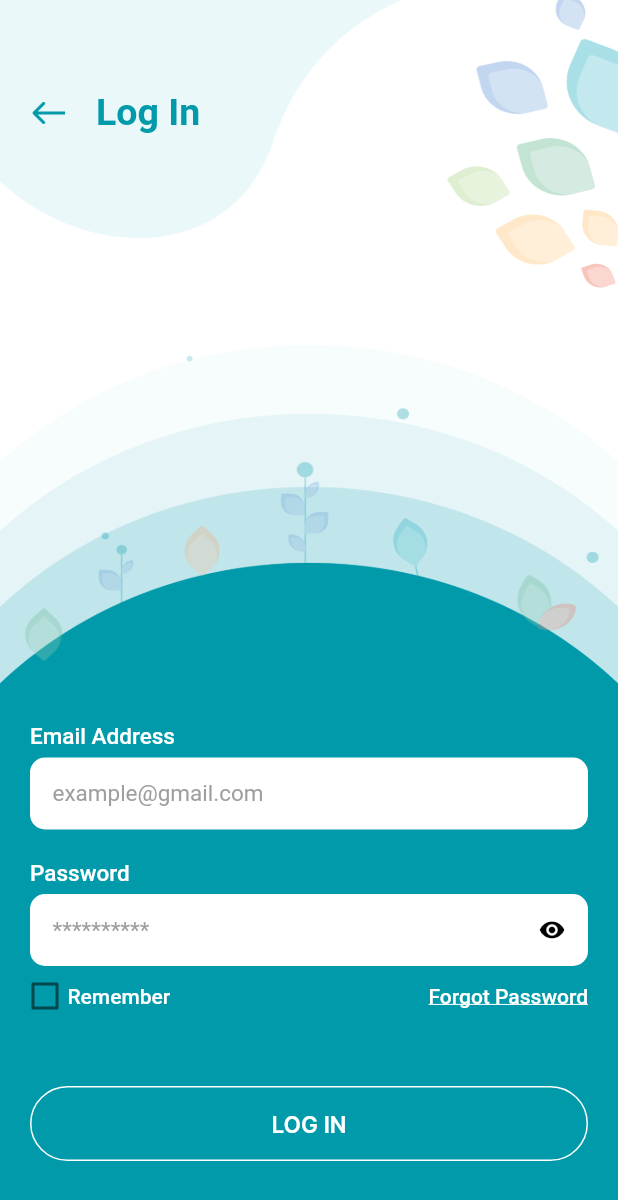
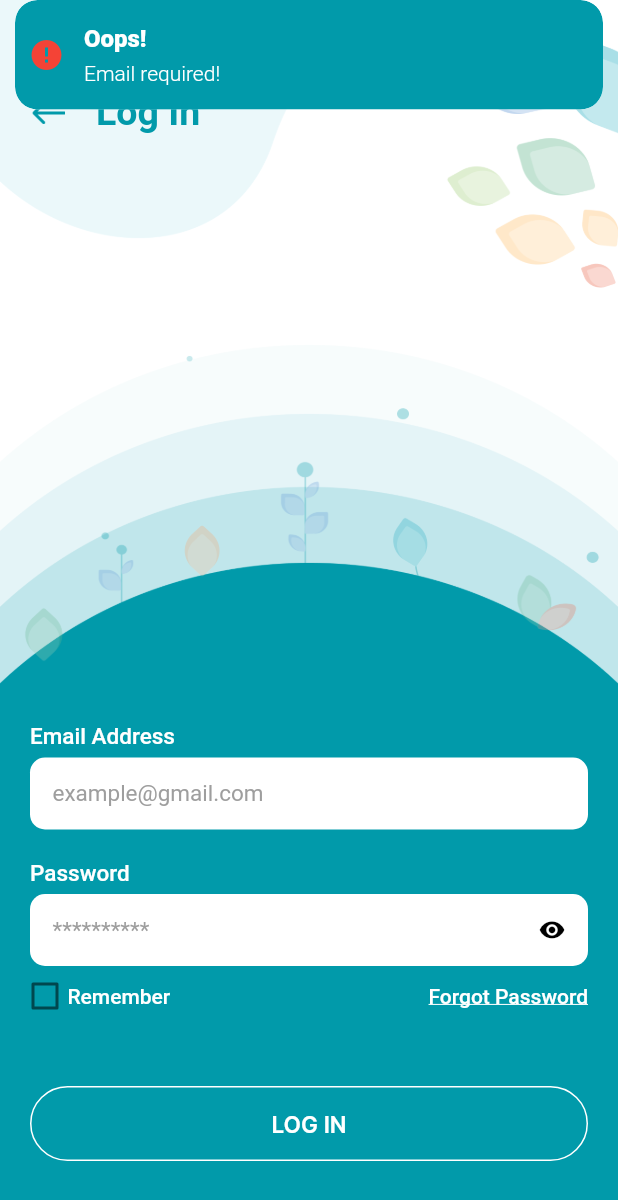
Before and after one commit to kevaldudhatra/sarvamApp, a Flutter app: the LoginScreen screen opened by its route, after a tap on the "visibility off" icon, after a tap on "LOG IN", on a phone screen of 412 x 824 dp. Shown: the top 1200 px of the screen. Run offline on Flutter 3.47's test engine with Material 2 defaults, Android fonts, the phone set to English and light mode, and no system bars; our stand-ins replace file_picker, get, get_storage, lottie; accounts and stored records are empty.

Commit message:
[+] Fixed the Ui changes.

```diff
--- a/lib/screens/forgotPasswordScreen/forgot_screen_controller.dart
+++ b/lib/screens/forgotPasswordScreen/forgot_screen_controller.dart
@@ -25,10 +25,10 @@ class ForgotPasswordScreenController extends GetxController {
     }
     var data = jsonDecode(response.body);
     if (response.statusCode == 200 && data["Success"] == true) {
-      Get.to(() => const ResetPasswordScreen(),arguments: [email,data["Tag"]]);
-      Get.snackbar("Success", "Email OTP sending successfully", icon: const Icon(Icons.done, color: Colors.white), duration: const Duration(seconds: 2), colorText: Colors.white, snackPosition: SnackPosition.TOP, backgroundColor: backgroundCyan);
+      Get.to(() => const ResetPasswordScreen(), arguments: [email, data["Tag"]]);
+      Get.snackbar("Success", "Email OTP sending successfully", icon: const Icon(Icons.done, color: Colors.white), colorText: Colors.white, snackPosition: SnackPosition.TOP, backgroundColor: backgroundCyan);
     } else {
-      Get.snackbar("Oops!", "Email OTP sending failed", icon: const Icon(Icons.error, color: Colors.red), duration: const Duration(seconds: 1), colorText: Colors.white, snackPosition: SnackPosition.TOP, backgroundColor: backgroundCyan);
+      Get.snackbar("Oops!", "Email OTP sending failed", icon: const Icon(Icons.error, color: Colors.red), colorText: Colors.white, snackPosition: SnackPosition.TOP, backgroundColor: backgroundCyan);
     }
   }
 }
--- a/lib/screens/forgotPasswordScreen/forgot_screen_view.dart
+++ b/lib/screens/forgotPasswordScreen/forgot_screen_view.dart
@@ -92,9 +92,9 @@ class _ForgotPasswordScreenState extends State<ForgotPasswordScreen> {
                               buttonColor: Colors.transparent,
                               onTap: () {
                                 if (email.text.toString().isEmpty) {
-                                  Get.snackbar("Oops!", "Email required!", icon: const Icon(Icons.error, color: Colors.red), duration: const Duration(seconds: 1), colorText: Colors.white, snackPosition: SnackPosition.TOP, backgroundColor: backgroundCyan);
+                                  Get.snackbar("Oops!", "Email required!", icon: const Icon(Icons.error, color: Colors.red), colorText: Colors.white, snackPosition: SnackPosition.TOP, backgroundColor: backgroundCyan);
                                 } else if (!isValidEmail.hasMatch(email.text.toString())) {
-                                  Get.snackbar("Oops!", "Enter valid email address!", icon: const Icon(Icons.error, color: Colors.red), duration: const Duration(seconds: 1), colorText: Colors.white, snackPosition: SnackPosition.TOP, backgroundColor: backgroundCyan);
+                                  Get.snackbar("Oops!", "Enter valid email address!", icon: const Icon(Icons.error, color: Colors.red), colorText: Colors.white, snackPosition: SnackPosition.TOP, backgroundColor: backgroundCyan);
                                 } else {
                                   forgotPasswordScreenController.forgotPassword(email.text.trim().toString());
                                 }
--- a/lib/screens/loginScreen/login_screen_controller.dart
+++ b/lib/screens/loginScreen/login_screen_controller.dart
@@ -32,7 +32,7 @@ class LoginScreenController extends GetxController {
       Get.toNamed(Routes.HOME_SCREEN);
     } else {
       storage.erase();
-      Get.snackbar("Oops!", "Please enter valid login credential", icon: const Icon(Icons.error, color: Colors.red), duration: const Duration(seconds: 1), colorText: Colors.white, snackPosition: SnackPosition.TOP, backgroundColor: backgroundCyan);
+      Get.snackbar("Oops!", "Please enter valid login credential", icon: const Icon(Icons.error, color: Colors.red), colorText: Colors.white, snackPosition: SnackPosition.TOP, backgroundColor: backgroundCyan);
     }
   }
 }
--- a/lib/screens/loginScreen/login_screen_view.dart
+++ b/lib/screens/loginScreen/login_screen_view.dart
@@ -22,8 +22,7 @@ class _LoginScreenState extends State<LoginScreen> {
   final storage = GetStorage();
   TextEditingController email = TextEditingController();
   TextEditingController password = TextEditingController();
-  RegExp isValidEmail = RegExp(
-      r'^(([^<>()[\]\\.,;:\s@\"]+(\.[^<>()[\]\\.,;:\s@\"]+)*)|(\".+\"))@((\[[0-9]{1,3}\.[0-9]{1,3}\.[0-9]{1,3}\.[0-9]{1,3}\])|(([a-zA-Z\-0-9]+\.)+[a-zA-Z]{2,}))$');
+  RegExp isValidEmail = RegExp(r'^(([^<>()[\]\\.,;:\s@\"]+(\.[^<>()[\]\\.,;:\s@\"]+)*)|(\".+\"))@((\[[0-9]{1,3}\.[0-9]{1,3}\.[0-9]{1,3}\.[0-9]{1,3}\])|(([a-zA-Z\-0-9]+\.)+[a-zA-Z]{2,}))$');
   LoginScreenController loginScreenController = Get.put(LoginScreenController());
 
   void passwordHideShow() {
@@ -114,11 +113,7 @@ class _LoginScreenState extends State<LoginScreen> {
                               ),
                               Positioned(
                                 right: 15,
-                                child: GestureDetector(
-                                    onTap: passwordHideShow,
-                                    child: Icon(obscuredText ? Icons.visibility_off_rounded : Icons.visibility_rounded,
-                                        color: Colors.black, size: 18)
-                                ),
+                                child: GestureDetector(onTap: passwordHideShow, child: Icon(obscuredText ? Icons.visibility_off_rounded : Icons.visibility_rounded, color: Colors.black, size: 18)),
                               )
                             ],
                           ),
@@ -153,8 +148,7 @@ class _LoginScreenState extends State<LoginScreen> {
                                 },
                                 child: const Text(
                                   "Forgot Password",
-                                  style: TextStyle(
-                                      fontSize: 14, fontFamily: ROBOTO_MEDIUM, color: backgroundWhite, decoration: TextDecoration.underline),
+                                  style: TextStyle(fontSize: 14, fontFamily: ROBOTO_MEDIUM, color: backgroundWhite, decoration: TextDecoration.underline),
                                 ),
                               ),
                             ],
@@ -170,26 +164,11 @@ class _LoginScreenState extends State<LoginScreen> {
                               buttonColor: Colors.transparent,
                               onTap: () async {
                                 if (email.text.toString().isEmpty) {
-                                  Get.snackbar("Oops!", "Email required!",
-                                      icon: const Icon(Icons.error, color: Colors.red),
-                                      duration: const Duration(seconds: 1),
-                                      colorText: Colors.white,
-                                      snackPosition: SnackPosition.TOP,
-                                      backgroundColor: backgroundCyan);
+                                  Get.snackbar("Oops!", "Email required!", icon: const Icon(Icons.error, color: Colors.red), colorText: Colors.white, snackPosition: SnackPosition.TOP, backgroundColor: backgroundCyan);
                                 } else if (!isValidEmail.hasMatch(email.text.toString())) {
-                                  Get.snackbar("Oops!", "Enter valid email address!",
-                                      icon: const Icon(Icons.error, color: Colors.red),
-                                      duration: const Duration(seconds: 1),
-                                      colorText: Colors.white,
-                                      snackPosition: SnackPosition.TOP,
-                                      backgroundColor: backgroundCyan);
+                                  Get.snackbar("Oops!", "Enter valid email address!", icon: const Icon(Icons.error, color: Colors.red), colorText: Colors.white, snackPosition: SnackPosition.TOP, backgroundColor: backgroundCyan);
                                 } else if (password.text.toString().isEmpty || password.text.length < 6) {
-                                  Get.snackbar("Oops!", "You have to enter at least 6 digit password!",
-                                      icon: const Icon(Icons.error, color: Colors.red),
-                                      duration: const Duration(seconds: 1),
-                                      colorText: Colors.white,
-                                      snackPosition: SnackPosition.TOP,
-                                      backgroundColor: backgroundCyan);
+                                  Get.snackbar("Oops!", "You have to enter at least 6 digit password!", icon: const Icon(Icons.error, color: Colors.red), colorText: Colors.white, snackPosition: SnackPosition.TOP, backgroundColor: backgroundCyan);
                                 } else {
                                   await loginScreenController.logIn(email.text.trim().toString(), password.text.trim().toString());
                                 }
--- a/lib/screens/membershipScreen/membership_screen_controller.dart
+++ b/lib/screens/membershipScreen/membership_screen_controller.dart
@@ -11,7 +11,7 @@ import 'package:http/http.dart' as http;
 class MembershipScreenController extends GetxController {
   final storage = GetStorage();
 
-  Future<bool> purchasePlan(int planId,{bool isLoading = true}) async {
+  Future<bool> purchasePlan(int planId, {bool isLoading = true}) async {
     print("purchasePlan input Data $planId");
     if (isLoading) {
       Get.dialog(LoadingDialog(), barrierDismissible: false);
@@ -27,7 +27,7 @@ class MembershipScreenController extends GetxController {
       await storage.write(ACTIVE_PLAN, true);
       return true;
     } else {
-      Get.snackbar("Oops!", "Purchase failed, please try again later.", icon: const Icon(Icons.error, color: Colors.red), duration: const Duration(seconds: 1), colorText: Colors.white, snackPosition: SnackPosition.TOP, backgroundColor: backgroundCyan);
+      Get.snackbar("Oops!", "Purchase failed, please try again later.", icon: const Icon(Icons.error, color: Colors.red), colorText: Colors.white, snackPosition: SnackPosition.TOP, backgroundColor: backgroundCyan);
       return false;
     }
   }
--- a/lib/screens/membershipScreen/membership_screen_view.dart
+++ b/lib/screens/membershipScreen/membership_screen_view.dart
@@ -126,7 +126,6 @@ class _MembershipScreenViewState extends State<MembershipScreenView> {
                                     (value) => {
                                       if (value)
                                         {
-                                          // Navigator.pushNamed(context, Routes.CATEGORY_SCREEN),
                                           Navigator.pushNamedAndRemoveUntil(context, Routes.CATEGORY_SCREEN, (r) => false),
                                         },
                                     },
--- a/lib/screens/registerScreen/register_screen_controller.dart
+++ b/lib/screens/registerScreen/register_screen_controller.dart
@@ -12,18 +12,7 @@ import 'package:http/http.dart' as http;
 class RegisterScreenController extends GetxController {
   final storage = GetStorage();
 
-  Future<dynamic> register(
-      String name,
-      String email,
-      String password,
-      String selectedDate,
-      String selectedPhoneCode,
-      String phoneNumber,
-      String selectedCountry,
-      String postalCode,
-      String address,
-      String role, {bool isLoading = true}) async {
-
+  Future<dynamic> register(String name, String email, String password, String selectedDate, String selectedPhoneCode, String phoneNumber, String selectedCountry, String postalCode, String address, String role, {bool isLoading = true}) async {
     print("register input Data $name");
     print("register input Data $email");
     print("register input Data $password");
@@ -38,21 +27,7 @@ class RegisterScreenController extends GetxController {
     if (isLoading) {
       Get.dialog(LoadingDialog(), barrierDismissible: false);
     }
-    var response = await http.post(Uri.parse(ApiServices.SignUp), headers: {"Content-Type": "application/json"},
-        body: jsonEncode({
-          "APIKey":API_KEY,
-          "CallFrom":PLATFORM,
-          "Name":name,
-          "EmailID":email,
-          "Mobile":phoneNumber,
-          "DOB":selectedDate,
-          "CountryCode":selectedPhoneCode,
-          "Country":selectedCountry,
-          "Pincode":postalCode,
-          "Addr":address,
-          "Gender":role,
-          "Pass":password
-        }));
+    var response = await http.post(Uri.parse(ApiServices.SignUp), headers: {"Content-Type": "application/json"}, body: jsonEncode({"APIKey": API_KEY, "CallFrom": PLATFORM, "Name": name, "EmailID": email, "Mobile": phoneNumber, "DOB": selectedDate, "CountryCode": selectedPhoneCode, "Country": selectedCountry, "Pincode": postalCode, "Addr": address, "Gender": role, "Pass": password}));
 
     print('register Response status: ${response.statusCode}');
     print('register Response body: ${response.body}');
@@ -67,10 +42,10 @@ class RegisterScreenController extends GetxController {
       Get.toNamed(Routes.HOME_SCREEN);
     } else if (response.statusCode == 200 && data["Success"] == false) {
       storage.erase();
-      Get.snackbar("Oops!", data["Message"], icon: const Icon(Icons.error, color: Colors.red), duration: const Duration(seconds: 1), colorText: textBlack, snackPosition: SnackPosition.TOP, backgroundColor: backgroundWhite);
+      Get.snackbar("Oops!", data["Message"], icon: const Icon(Icons.error, color: Colors.red), colorText: textBlack, snackPosition: SnackPosition.TOP, backgroundColor: backgroundWhite);
     } else {
       storage.erase();
-      Get.snackbar("Oops!", "Registration failed", icon: const Icon(Icons.error, color: Colors.red), duration: const Duration(seconds: 1), colorText: textBlack, snackPosition: SnackPosition.TOP, backgroundColor: backgroundWhite);
+      Get.snackbar("Oops!", "Registration failed", icon: const Icon(Icons.error, color: Colors.red), colorText: textBlack, snackPosition: SnackPosition.TOP, backgroundColor: backgroundWhite);
     }
   }
 }
--- a/lib/screens/resetPasswordScreen/reset_password_screen_controller.dart
+++ b/lib/screens/resetPasswordScreen/reset_password_screen_controller.dart
@@ -29,7 +29,7 @@ class ResetPasswordScreenController extends GetxController {
     if (response.statusCode == 200 && data["Success"] == true) {
       Get.toNamed(Routes.LOGIN_SCREEN);
     } else {
-      Get.snackbar("Oops!", "Reset password failed please try again later", icon: const Icon(Icons.error, color: Colors.red), duration: const Duration(seconds: 1), colorText: Colors.white, snackPosition: SnackPosition.TOP, backgroundColor: backgroundCyan);
+      Get.snackbar("Oops!", "Reset password failed please try again later", icon: const Icon(Icons.error, color: Colors.red), colorText: Colors.white, snackPosition: SnackPosition.TOP, backgroundColor: backgroundCyan);
     }
   }
 }
--- a/lib/screens/subscriptionScreen/subscription_screen_view.dart
+++ b/lib/screens/subscriptionScreen/subscription_screen_view.dart
@@ -52,7 +52,7 @@ class _SubscriptionScreenViewState extends State<SubscriptionScreenView> {
               return LoadingDialog();
             } else {
               return Container(
-                margin: EdgeInsets.only(top: 50, left: 20, right: 20),
+                margin: const EdgeInsets.only(top: 50, left: 20, right: 20),
                 height: height,
                 child: Column(
                   children: [
--- a/lib/screens/uploadWorkScreen/upload_screen_controller.dart
+++ b/lib/screens/uploadWorkScreen/upload_screen_controller.dart
@@ -11,7 +11,7 @@ import 'package:sarvam/widgets/loading_view.dart';
 class UploadScreenController extends GetxController {
   final storage = GetStorage();
 
-  Future<bool> uploadMedia({bool isLoading = true,required int contentID, required String workName, required String workDescription, required PlatformFile mediaFile}) async {
+  Future<bool> uploadMedia({bool isLoading = true, required int contentID, required String workName, required String workDescription, required PlatformFile mediaFile}) async {
     try {
       print('uploadMedia input Data $contentID');
       print('uploadMedia input Data $workName');
@@ -21,7 +21,7 @@ class UploadScreenController extends GetxController {
         Get.dialog(LoadingDialog(), barrierDismissible: false);
       }
       var request = http.MultipartRequest('POST', Uri.parse("https://sarvam.whizapps.in/API/UploadWork.ashx"));
-      request.headers.addAll({"Content-Type":"multipart/form-data; boundary=<calculated when request is sent>"});
+      request.headers.addAll({"Content-Type": "multipart/form-data; boundary=<calculated when request is sent>"});
       request.fields['APIKey'] = API_KEY;
       request.fields['CallFrom'] = PLATFORM;
       request.fields['UserID'] = storage.read(USER_ID);
@@ -29,7 +29,7 @@ class UploadScreenController extends GetxController {
       request.fields['Name'] = workName;
       request.fields['Desp'] = workDescription;
       request.files.add(
-         http.MultipartFile(
+        http.MultipartFile(
           'File',
           File(mediaFile.path!).readAsBytes().asStream(),
           File(mediaFile.path!).lengthSync(),
@@ -41,10 +41,10 @@ class UploadScreenController extends GetxController {
         Get.back();
       }
       if (response.statusCode == 200) {
-        Get.snackbar("Success", "Your work upload successfully", icon: const Icon(Icons.done, color: Colors.white), duration: const Duration(seconds: 1), colorText: Colors.white, snackPosition: SnackPosition.TOP, backgroundColor: backgroundCyan);
+        Get.snackbar("Success", "Your work upload successfully", icon: const Icon(Icons.done, color: Colors.white), colorText: Colors.white, snackPosition: SnackPosition.TOP, backgroundColor: backgroundCyan);
         return true;
       } else {
-        Get.snackbar("Oops!", "Your work upload failed", icon: const Icon(Icons.error, color: Colors.red), duration: const Duration(seconds: 1), colorText: Colors.white, snackPosition: SnackPosition.TOP, backgroundColor: backgroundCyan);
+        Get.snackbar("Oops!", "Your work upload failed", icon: const Icon(Icons.error, color: Colors.red), colorText: Colors.white, snackPosition: SnackPosition.TOP, backgroundColor: backgroundCyan);
         return false;
       }
     } catch (e) {
--- a/lib/screens/uploadWorkScreen/upload_screen_view.dart
+++ b/lib/screens/uploadWorkScreen/upload_screen_view.dart
@@ -197,7 +197,7 @@ class _UploadScreenViewState extends State<UploadScreenView> {
                                     style: TextStyle(color: textBlack, fontSize: 15, fontFamily: ROBOTO_BOLD),
                                   ),
                                   const SizedBox(height: 5),
-                                  Text(
+                                  const Text(
                                     "Max. File size : 200mb",
                                     style: TextStyle(color: Colors.grey, fontSize: 15, fontFamily: ROBOTO_BOLD),
                                   ),
@@ -274,11 +274,11 @@ class _UploadScreenViewState extends State<UploadScreenView> {
                                 buttonColor: backgroundCyan,
                                 onTap: () async {
                                   if (workName.text.toString().isEmpty) {
-                                    Get.snackbar("Oops!", "Work Name required!", icon: const Icon(Icons.error, color: Colors.red), duration: const Duration(seconds: 1), colorText: Colors.white, snackPosition: SnackPosition.TOP, backgroundColor: backgroundCyan);
+                                    Get.snackbar("Oops!", "Work Name required!", icon: const Icon(Icons.error, color: Colors.red), colorText: Colors.white, snackPosition: SnackPosition.TOP, backgroundColor: backgroundCyan);
                                   } else if (workDescription.text.toString().isEmpty) {
-                                    Get.snackbar("Oops!", "Work Description required!", icon: const Icon(Icons.error, color: Colors.red), duration: const Duration(seconds: 1), colorText: Colors.white, snackPosition: SnackPosition.TOP, backgroundColor: backgroundCyan);
+                                    Get.snackbar("Oops!", "Work Description required!", icon: const Icon(Icons.error, color: Colors.red), colorText: Colors.white, snackPosition: SnackPosition.TOP, backgroundColor: backgroundCyan);
                                   } else if (selectedFile == null) {
-                                    Get.snackbar("Oops!", "Please select the file to upload", icon: const Icon(Icons.error, color: Colors.red), duration: const Duration(seconds: 1), colorText: Colors.white, snackPosition: SnackPosition.TOP, backgroundColor: backgroundCyan);
+                                    Get.snackbar("Oops!", "Please select the file to upload", icon: const Icon(Icons.error, color: Colors.red), colorText: Colors.white, snackPosition: SnackPosition.TOP, backgroundColor: backgroundCyan);
                                   } else {
                                     var result = await uploadScreenController.uploadMedia(contentID: arguments["contentID"], workName: workName.text.toString(), workDescription: workDescription.text.toString(), mediaFile: selectedFile!);
                                     if (result) {
```
Also changed, not shown: lib/screens/registerScreen/register_screen_view.dart (+123 -53 lines), lib/screens/resetPasswordScreen/reset_password_screen_view.dart (+26 -8 lines), lib/widgets/custom_button.dart (+2 -11 lines).
